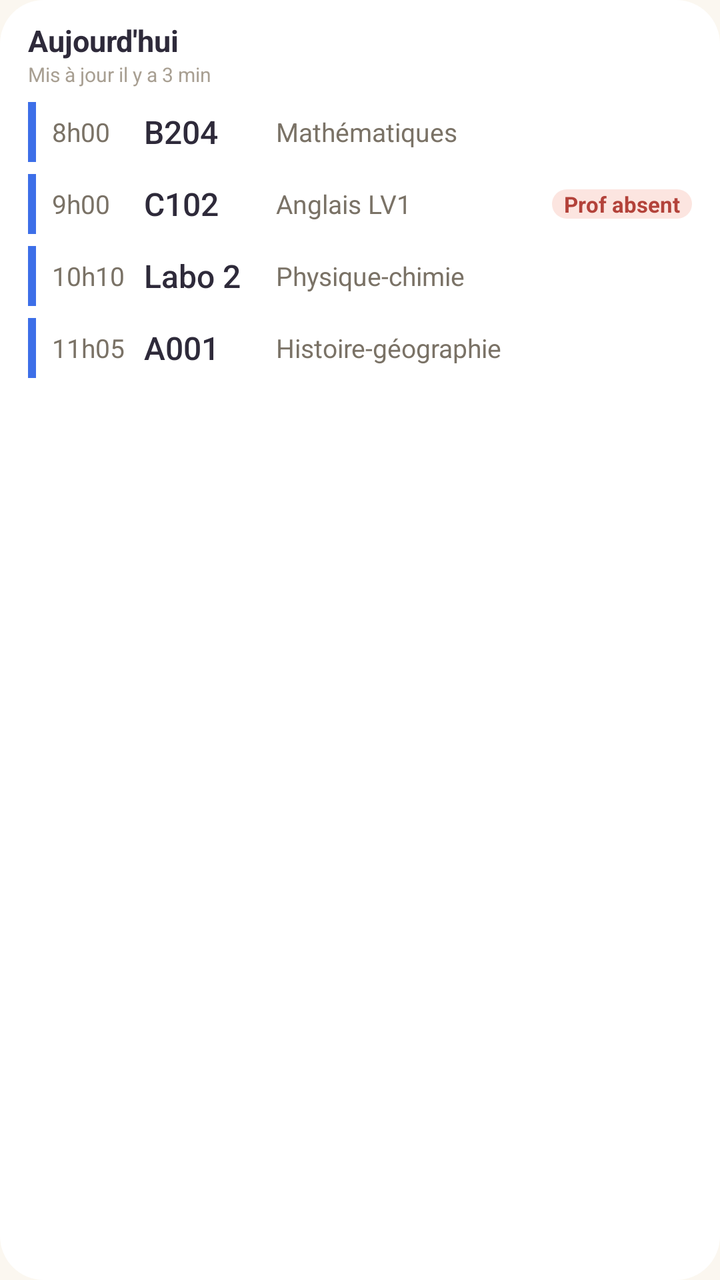
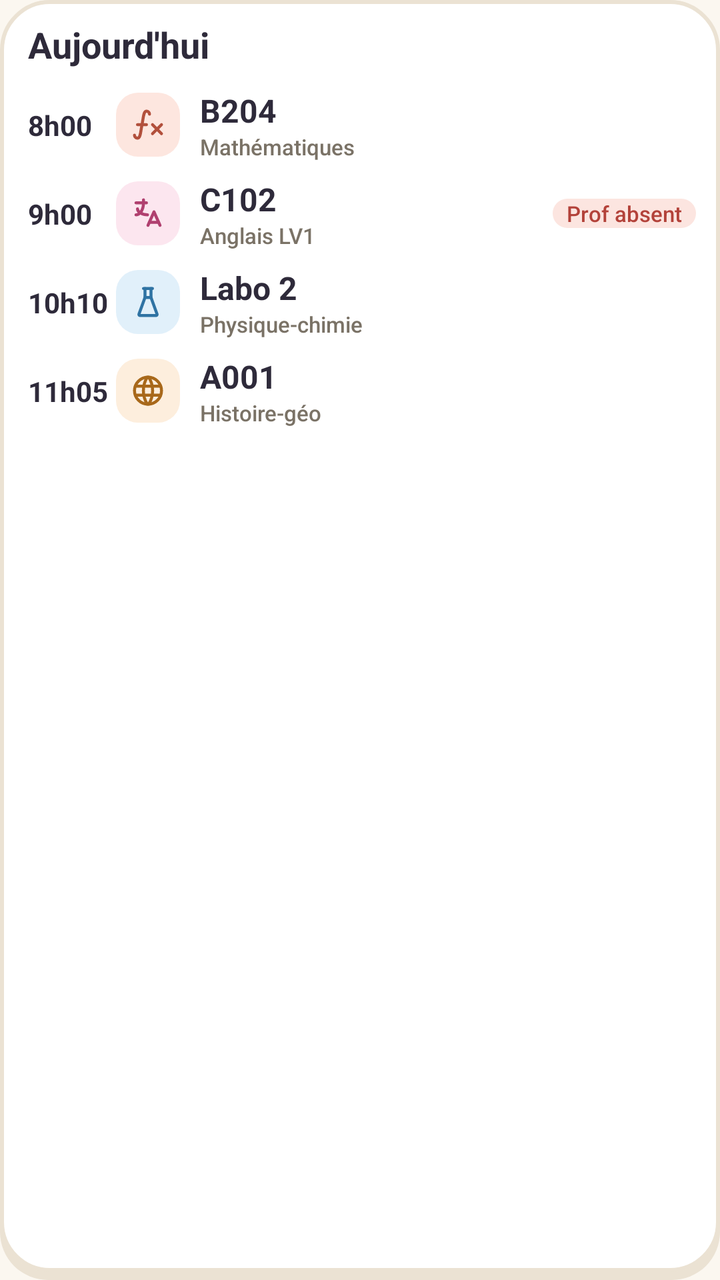

Screens rendered from an Android XML layout before and after an edit, with the pre-edit source and the edit as a unified diff.
<!-- AndroidManifest.xml: application theme AppTheme -->
<!-- res/layout/widget_day_preview.xml -->
<?xml version="1.0" encoding="utf-8"?>
<LinearLayout xmlns:android="http://schemas.android.com/apk/res/android" android:layout_width="match_parent" android:layout_height="match_parent" android:background="@drawable/widget_bg" android:orientation="vertical" android:paddingStart="14dp" android:paddingTop="10dp" android:paddingEnd="14dp" android:paddingBottom="10dp">
    <TextView android:layout_width="wrap_content" android:layout_height="wrap_content" android:text="Aujourd'hui" android:textColor="@color/text" android:textSize="15sp" android:textStyle="bold" />
    <TextView android:layout_width="wrap_content" android:layout_height="wrap_content" android:text="Mis à jour il y a 3 min" android:textColor="@color/text3" android:textSize="10sp" />
    <LinearLayout android:layout_width="match_parent" android:layout_height="wrap_content" android:layout_marginTop="4dp" android:orientation="vertical">
        <LinearLayout android:layout_width="match_parent" android:layout_height="wrap_content" android:gravity="center_vertical" android:orientation="horizontal" android:paddingTop="3dp" android:paddingBottom="3dp">
            <View android:layout_width="4dp" android:layout_height="30dp" android:background="@color/accent" />
            <TextView android:layout_width="46dp" android:layout_height="wrap_content" android:layout_marginStart="8dp" android:text="8h00" android:textColor="@color/text2" android:textSize="13sp" />
            <TextView android:layout_width="wrap_content" android:layout_height="wrap_content" android:minWidth="58dp" android:fontFamily="sans-serif-medium" android:text="B204" android:textColor="@color/text" android:textSize="16sp" />
            <TextView android:layout_width="0dp" android:layout_height="wrap_content" android:layout_marginStart="8dp" android:layout_weight="1" android:maxLines="1" android:text="Mathématiques" android:textColor="@color/text2" android:textSize="13sp" />
        </LinearLayout>
        <LinearLayout android:layout_width="match_parent" android:layout_height="wrap_content" android:gravity="center_vertical" android:orientation="horizontal" android:paddingTop="3dp" android:paddingBottom="3dp">
            <View android:layout_width="4dp" android:layout_height="30dp" android:background="@color/accent" />
            <TextView android:layout_width="46dp" android:layout_height="wrap_content" android:layout_marginStart="8dp" android:text="9h00" android:textColor="@color/text2" android:textSize="13sp" />
            <TextView android:layout_width="wrap_content" android:layout_height="wrap_content" android:minWidth="58dp" android:fontFamily="sans-serif-medium" android:text="C102" android:textColor="@color/text" android:textSize="16sp" />
            <TextView android:layout_width="0dp" android:layout_height="wrap_content" android:layout_marginStart="8dp" android:layout_weight="1" android:maxLines="1" android:text="Anglais LV1" android:textColor="@color/text2" android:textSize="13sp" />
            <TextView android:layout_width="wrap_content" android:layout_height="wrap_content" android:background="@drawable/pill_alert" android:paddingStart="6dp" android:paddingEnd="6dp" android:text="Prof absent" android:textColor="@color/alert" android:textSize="11sp" android:textStyle="bold" />
        </LinearLayout>
        <LinearLayout android:layout_width="match_parent" android:layout_height="wrap_content" android:gravity="center_vertical" android:orientation="horizontal" android:paddingTop="3dp" android:paddingBottom="3dp">
            <View android:layout_width="4dp" android:layout_height="30dp" android:background="@color/accent" />
            <TextView android:layout_width="46dp" android:layout_height="wrap_content" android:layout_marginStart="8dp" android:text="10h10" android:textColor="@color/text2" android:textSize="13sp" />
            <TextView android:layout_width="wrap_content" android:layout_height="wrap_content" android:minWidth="58dp" android:fontFamily="sans-serif-medium" android:text="Labo 2" android:textColor="@color/text" android:textSize="16sp" />
            <TextView android:layout_width="0dp" android:layout_height="wrap_content" android:layout_marginStart="8dp" android:layout_weight="1" android:maxLines="1" android:text="Physique-chimie" android:textColor="@color/text2" android:textSize="13sp" />
        </LinearLayout>
        <LinearLayout android:layout_width="match_parent" android:layout_height="wrap_content" android:gravity="center_vertical" android:orientation="horizontal" android:paddingTop="3dp" android:paddingBottom="3dp">
            <View android:layout_width="4dp" android:layout_height="30dp" android:background="@color/accent" />
            <TextView android:layout_width="46dp" android:layout_height="wrap_content" android:layout_marginStart="8dp" android:text="11h05" android:textColor="@color/text2" android:textSize="13sp" />
            <TextView android:layout_width="wrap_content" android:layout_height="wrap_content" android:minWidth="58dp" android:fontFamily="sans-serif-medium" android:text="A001" android:textColor="@color/text" android:textSize="16sp" />
            <TextView android:layout_width="0dp" android:layout_height="wrap_content" android:layout_marginStart="8dp" android:layout_weight="1" android:maxLines="1" android:text="Histoire-géographie" android:textColor="@color/text2" android:textSize="13sp" />
        </LinearLayout>
    </LinearLayout>
</LinearLayout>
<!-- resources referenced by this layout -->
<resources>
  <color name="text3">#A89F92</color>
  <!-- drawable widget_bg (drawable) -->
  <?xml version="1.0" encoding="utf-8"?>
  <shape xmlns:android="http://schemas.android.com/apk/res/android" android:shape="rectangle">
      <solid android:color="@color/surface" />
      <corners android:radius="@dimen/widget_radius" />
  </shape>
  <dimen name="widget_radius">22dp</dimen>
  <!-- unchanged entries left out for length: 9 -->
</resources>

<!-- the commit's change to res/layout/widget_day_preview.xml (unified diff, before → after) -->
@@ -1,32 +1,80 @@
 <?xml version="1.0" encoding="utf-8"?>
-<LinearLayout xmlns:android="http://schemas.android.com/apk/res/android" android:layout_width="match_parent" android:layout_height="match_parent" android:background="@drawable/widget_bg" android:orientation="vertical" android:paddingStart="14dp" android:paddingTop="10dp" android:paddingEnd="14dp" android:paddingBottom="10dp">
-    <TextView android:layout_width="wrap_content" android:layout_height="wrap_content" android:text="Aujourd'hui" android:textColor="@color/text" android:textSize="15sp" android:textStyle="bold" />
-    <TextView android:layout_width="wrap_content" android:layout_height="wrap_content" android:text="Mis à jour il y a 3 min" android:textColor="@color/text3" android:textSize="10sp" />
-    <LinearLayout android:layout_width="match_parent" android:layout_height="wrap_content" android:layout_marginTop="4dp" android:orientation="vertical">
-        <LinearLayout android:layout_width="match_parent" android:layout_height="wrap_content" android:gravity="center_vertical" android:orientation="horizontal" android:paddingTop="3dp" android:paddingBottom="3dp">
-            <View android:layout_width="4dp" android:layout_height="30dp" android:background="@color/accent" />
-            <TextView android:layout_width="46dp" android:layout_height="wrap_content" android:layout_marginStart="8dp" android:text="8h00" android:textColor="@color/text2" android:textSize="13sp" />
-            <TextView android:layout_width="wrap_content" android:layout_height="wrap_content" android:minWidth="58dp" android:fontFamily="sans-serif-medium" android:text="B204" android:textColor="@color/text" android:textSize="16sp" />
-            <TextView android:layout_width="0dp" android:layout_height="wrap_content" android:layout_marginStart="8dp" android:layout_weight="1" android:maxLines="1" android:text="Mathématiques" android:textColor="@color/text2" android:textSize="13sp" />
+<LinearLayout xmlns:android="http://schemas.android.com/apk/res/android"
+    android:layout_width="match_parent"
+    android:layout_height="match_parent"
+    android:background="@drawable/widget_card"
+    android:orientation="vertical"
+    android:paddingStart="14dp"
+    android:paddingTop="10dp"
+    android:paddingEnd="12dp"
+    android:paddingBottom="14dp">
+
+    <TextView
+        android:layout_width="wrap_content"
+        android:layout_height="wrap_content"
+        android:fontFamily="sans-serif"
+            android:textStyle="bold"
+        android:text="Aujourd\'hui"
+        android:textColor="@color/text"
+        android:textSize="18sp" />
+
+    <LinearLayout
+        android:layout_width="match_parent"
+        android:layout_height="wrap_content"
+        android:layout_marginTop="6dp"
+        android:orientation="vertical">
+        <LinearLayout android:layout_width="match_parent" android:layout_height="wrap_content" android:gravity="center_vertical" android:orientation="horizontal" android:paddingTop="4dp" android:paddingBottom="4dp">
+            <TextView android:layout_width="44dp" android:layout_height="wrap_content" android:fontFamily="sans-serif"
+            android:textStyle="bold" android:text="8h00" android:textColor="@color/text" android:textSize="14sp" />
+            <FrameLayout android:layout_width="32dp" android:layout_height="32dp">
+                <ImageView android:layout_width="match_parent" android:layout_height="match_parent" android:src="@drawable/widget_tile" android:tint="#FDE6DF" />
+                <ImageView android:layout_width="18dp" android:layout_height="18dp" android:layout_gravity="center" android:src="@drawable/ic_maths" android:tint="#B2503C" />
+            </FrameLayout>
+            <LinearLayout android:layout_width="0dp" android:layout_height="wrap_content" android:layout_marginStart="10dp" android:layout_weight="1" android:orientation="vertical">
+                <TextView android:layout_width="wrap_content" android:layout_height="wrap_content" android:fontFamily="sans-serif"
+            android:textStyle="bold" android:text="B204" android:textColor="@color/text" android:textSize="16sp" />
+                <TextView android:layout_width="wrap_content" android:layout_height="wrap_content" android:fontFamily="sans-serif-medium" android:text="Mathématiques" android:textColor="@color/text2" android:textSize="11sp" />
+            </LinearLayout>
         </LinearLayout>
-        <LinearLayout android:layout_width="match_parent" android:layout_height="wrap_content" android:gravity="center_vertical" android:orientation="horizontal" android:paddingTop="3dp" android:paddingBottom="3dp">
-            <View android:layout_width="4dp" android:layout_height="30dp" android:background="@color/accent" />
-            <TextView android:layout_width="46dp" android:layout_height="wrap_content" android:layout_marginStart="8dp" android:text="9h00" android:textColor="@color/text2" android:textSize="13sp" />
-            <TextView android:layout_width="wrap_content" android:layout_height="wrap_content" android:minWidth="58dp" android:fontFamily="sans-serif-medium" android:text="C102" android:textColor="@color/text" android:textSize="16sp" />
-            <TextView android:layout_width="0dp" android:layout_height="wrap_content" android:layout_marginStart="8dp" android:layout_weight="1" android:maxLines="1" android:text="Anglais LV1" android:textColor="@color/text2" android:textSize="13sp" />
-            <TextView android:layout_width="wrap_content" android:layout_height="wrap_content" android:background="@drawable/pill_alert" android:paddingStart="6dp" android:paddingEnd="6dp" android:text="Prof absent" android:textColor="@color/alert" android:textSize="11sp" android:textStyle="bold" />
+        <LinearLayout android:layout_width="match_parent" android:layout_height="wrap_content" android:gravity="center_vertical" android:orientation="horizontal" android:paddingTop="4dp" android:paddingBottom="4dp">
+            <TextView android:layout_width="44dp" android:layout_height="wrap_content" android:fontFamily="sans-serif"
+            android:textStyle="bold" android:text="9h00" android:textColor="@color/text" android:textSize="14sp" />
+            <FrameLayout android:layout_width="32dp" android:layout_height="32dp">
+                <ImageView android:layout_width="match_parent" android:layout_height="match_parent" android:src="@drawable/widget_tile" android:tint="#FCE6EF" />
+                <ImageView android:layout_width="18dp" android:layout_height="18dp" android:layout_gravity="center" android:src="@drawable/ic_language" android:tint="#B0406F" />
+            </FrameLayout>
+            <LinearLayout android:layout_width="0dp" android:layout_height="wrap_content" android:layout_marginStart="10dp" android:layout_weight="1" android:orientation="vertical">
+                <TextView android:layout_width="wrap_content" android:layout_height="wrap_content" android:fontFamily="sans-serif"
+            android:textStyle="bold" android:text="C102" android:textColor="@color/text" android:textSize="16sp" />
+                <TextView android:layout_width="wrap_content" android:layout_height="wrap_content" android:fontFamily="sans-serif-medium" android:text="Anglais LV1" android:textColor="@color/text2" android:textSize="11sp" />
+            </LinearLayout>
+            <TextView android:layout_width="wrap_content" android:layout_height="wrap_content" android:background="@drawable/pill_alert" android:fontFamily="sans-serif-medium" android:paddingStart="7dp" android:paddingEnd="7dp" android:text="Prof absent" android:textColor="@color/alert" android:textSize="11sp" />
         </LinearLayout>
-        <LinearLayout android:layout_width="match_parent" android:layout_height="wrap_content" android:gravity="center_vertical" android:orientation="horizontal" android:paddingTop="3dp" android:paddingBottom="3dp">
-            <View android:layout_width="4dp" android:layout_height="30dp" android:background="@color/accent" />
-            <TextView android:layout_width="46dp" android:layout_height="wrap_content" android:layout_marginStart="8dp" android:text="10h10" android:textColor="@color/text2" android:textSize="13sp" />
-            <TextView android:layout_width="wrap_content" android:layout_height="wrap_content" android:minWidth="58dp" android:fontFamily="sans-serif-medium" android:text="Labo 2" android:textColor="@color/text" android:textSize="16sp" />
-            <TextView android:layout_width="0dp" android:layout_height="wrap_content" android:layout_marginStart="8dp" android:layout_weight="1" android:maxLines="1" android:text="Physique-chimie" android:textColor="@color/text2" android:textSize="13sp" />
+        <LinearLayout android:layout_width="match_parent" android:layout_height="wrap_content" android:gravity="center_vertical" android:orientation="horizontal" android:paddingTop="4dp" android:paddingBottom="4dp">
+            <TextView android:layout_width="44dp" android:layout_height="wrap_content" android:fontFamily="sans-serif"
+            android:textStyle="bold" android:text="10h10" android:textColor="@color/text" android:textSize="14sp" />
+            <FrameLayout android:layout_width="32dp" android:layout_height="32dp">
+                <ImageView android:layout_width="match_parent" android:layout_height="match_parent" android:src="@drawable/widget_tile" android:tint="#E1F0FA" />
+                <ImageView android:layout_width="18dp" android:layout_height="18dp" android:layout_gravity="center" android:src="@drawable/ic_flask" android:tint="#2F73A3" />
+            </FrameLayout>
+            <LinearLayout android:layout_width="0dp" android:layout_height="wrap_content" android:layout_marginStart="10dp" android:layout_weight="1" android:orientation="vertical">
+                <TextView android:layout_width="wrap_content" android:layout_height="wrap_content" android:fontFamily="sans-serif"
+            android:textStyle="bold" android:text="Labo 2" android:textColor="@color/text" android:textSize="16sp" />
+                <TextView android:layout_width="wrap_content" android:layout_height="wrap_content" android:fontFamily="sans-serif-medium" android:text="Physique-chimie" android:textColor="@color/text2" android:textSize="11sp" />
+            </LinearLayout>
         </LinearLayout>
-        <LinearLayout android:layout_width="match_parent" android:layout_height="wrap_content" android:gravity="center_vertical" android:orientation="horizontal" android:paddingTop="3dp" android:paddingBottom="3dp">
-            <View android:layout_width="4dp" android:layout_height="30dp" android:background="@color/accent" />
-            <TextView android:layout_width="46dp" android:layout_height="wrap_content" android:layout_marginStart="8dp" android:text="11h05" android:textColor="@color/text2" android:textSize="13sp" />
-            <TextView android:layout_width="wrap_content" android:layout_height="wrap_content" android:minWidth="58dp" android:fontFamily="sans-serif-medium" android:text="A001" android:textColor="@color/text" android:textSize="16sp" />
-            <TextView android:layout_width="0dp" android:layout_height="wrap_content" android:layout_marginStart="8dp" android:layout_weight="1" android:maxLines="1" android:text="Histoire-géographie" android:textColor="@color/text2" android:textSize="13sp" />
+        <LinearLayout android:layout_width="match_parent" android:layout_height="wrap_content" android:gravity="center_vertical" android:orientation="horizontal" android:paddingTop="4dp" android:paddingBottom="4dp">
+            <TextView android:layout_width="44dp" android:layout_height="wrap_content" android:fontFamily="sans-serif"
+            android:textStyle="bold" android:text="11h05" android:textColor="@color/text" android:textSize="14sp" />
+            <FrameLayout android:layout_width="32dp" android:layout_height="32dp">
+                <ImageView android:layout_width="match_parent" android:layout_height="match_parent" android:src="@drawable/widget_tile" android:tint="#FDEEDD" />
+                <ImageView android:layout_width="18dp" android:layout_height="18dp" android:layout_gravity="center" android:src="@drawable/ic_world" android:tint="#A8681A" />
+            </FrameLayout>
+            <LinearLayout android:layout_width="0dp" android:layout_height="wrap_content" android:layout_marginStart="10dp" android:layout_weight="1" android:orientation="vertical">
+                <TextView android:layout_width="wrap_content" android:layout_height="wrap_content" android:fontFamily="sans-serif"
+            android:textStyle="bold" android:text="A001" android:textColor="@color/text" android:textSize="16sp" />
+                <TextView android:layout_width="wrap_content" android:layout_height="wrap_content" android:fontFamily="sans-serif-medium" android:text="Histoire-géo" android:textColor="@color/text2" android:textSize="11sp" />
+            </LinearLayout>
         </LinearLayout>
     </LinearLayout>
 </LinearLayout>
<!-- resource entries referenced after the edit -->
@@ -1,13 +1,58 @@
 <!-- resources referenced by this layout -->
 <resources>
-  <color name="text3">#A89F92</color>
-  <!-- drawable widget_bg (drawable) -->
+  <!-- drawable ic_flask (drawable) -->
+  <vector xmlns:android="http://schemas.android.com/apk/res/android" android:width="24dp" android:height="24dp" android:viewportWidth="24" android:viewportHeight="24">
+      <path android:pathData="M9 3l6 0" android:strokeColor="#FFFFFFFF" android:strokeWidth="2" android:strokeLineCap="round" android:strokeLineJoin="round" android:fillColor="#00000000" />
+      <path android:pathData="M10 9l4 0" android:strokeColor="#FFFFFFFF" android:strokeWidth="2" android:strokeLineCap="round" android:strokeLineJoin="round" android:fillColor="#00000000" />
+      <path android:pathData="M10 3v6l-4 11a.7 .7 0 0 0 .5 1h11a.7 .7 0 0 0 .5 -1l-4 -11v-6" android:strokeColor="#FFFFFFFF" android:strokeWidth="2" android:strokeLineCap="round" android:strokeLineJoin="round" android:fillColor="#00000000" />
+  </vector>
+  <!-- drawable ic_language (drawable) -->
+  <vector xmlns:android="http://schemas.android.com/apk/res/android" android:width="24dp" android:height="24dp" android:viewportWidth="24" android:viewportHeight="24">
+      <path android:pathData="M4 5h7" android:strokeColor="#FFFFFFFF" android:strokeWidth="2" android:strokeLineCap="round" android:strokeLineJoin="round" android:fillColor="#00000000" />
+      <path android:pathData="M9 3v2c0 4.418 -2.239 8 -5 8" android:strokeColor="#FFFFFFFF" android:strokeWidth="2" android:strokeLineCap="round" android:strokeLineJoin="round" android:fillColor="#00000000" />
+      <path android:pathData="M5 9c0 2.144 2.952 3.908 6.7 4" android:strokeColor="#FFFFFFFF" android:strokeWidth="2" android:strokeLineCap="round" android:strokeLineJoin="round" android:fillColor="#00000000" />
+      <path android:pathData="M12 20l4 -9l4 9" android:strokeColor="#FFFFFFFF" android:strokeWidth="2" android:strokeLineCap="round" android:strokeLineJoin="round" android:fillColor="#00000000" />
+      <path android:pathData="M19.1 18h-6.2" android:strokeColor="#FFFFFFFF" android:strokeWidth="2" android:strokeLineCap="round" android:strokeLineJoin="round" android:fillColor="#00000000" />
+  </vector>
+  <!-- drawable ic_maths (drawable) -->
+  <vector xmlns:android="http://schemas.android.com/apk/res/android" android:width="24dp" android:height="24dp" android:viewportWidth="24" android:viewportHeight="24">
+      <path android:pathData="M3 19a2 2 0 0 0 2 2c2 0 2 -4 3 -9s1 -9 3 -9a2 2 0 0 1 2 2" android:strokeColor="#FFFFFFFF" android:strokeWidth="2" android:strokeLineCap="round" android:strokeLineJoin="round" android:fillColor="#00000000" />
+      <path android:pathData="M5 12h6" android:strokeColor="#FFFFFFFF" android:strokeWidth="2" android:strokeLineCap="round" android:strokeLineJoin="round" android:fillColor="#00000000" />
+      <path android:pathData="M15 12l6 6" android:strokeColor="#FFFFFFFF" android:strokeWidth="2" android:strokeLineCap="round" android:strokeLineJoin="round" android:fillColor="#00000000" />
+      <path android:pathData="M15 18l6 -6" android:strokeColor="#FFFFFFFF" android:strokeWidth="2" android:strokeLineCap="round" android:strokeLineJoin="round" android:fillColor="#00000000" />
+  </vector>
+  <!-- drawable ic_world (drawable) -->
+  <vector xmlns:android="http://schemas.android.com/apk/res/android" android:width="24dp" android:height="24dp" android:viewportWidth="24" android:viewportHeight="24">
+      <path android:pathData="M3 12a9 9 0 1 0 18 0a9 9 0 0 0 -18 0" android:strokeColor="#FFFFFFFF" android:strokeWidth="2" android:strokeLineCap="round" android:strokeLineJoin="round" android:fillColor="#00000000" />
+      <path android:pathData="M3.6 9h16.8" android:strokeColor="#FFFFFFFF" android:strokeWidth="2" android:strokeLineCap="round" android:strokeLineJoin="round" android:fillColor="#00000000" />
+      <path android:pathData="M3.6 15h16.8" android:strokeColor="#FFFFFFFF" android:strokeWidth="2" android:strokeLineCap="round" android:strokeLineJoin="round" android:fillColor="#00000000" />
+      <path android:pathData="M11.5 3a17 17 0 0 0 0 18" android:strokeColor="#FFFFFFFF" android:strokeWidth="2" android:strokeLineCap="round" android:strokeLineJoin="round" android:fillColor="#00000000" />
+      <path android:pathData="M12.5 3a17 17 0 0 1 0 18" android:strokeColor="#FFFFFFFF" android:strokeWidth="2" android:strokeLineCap="round" android:strokeLineJoin="round" android:fillColor="#00000000" />
+  </vector>
+  <!-- drawable widget_card (drawable) -->
+  <?xml version="1.0" encoding="utf-8"?>
+  <layer-list xmlns:android="http://schemas.android.com/apk/res/android">
+      <item android:top="4dp">
+          <shape android:shape="rectangle">
+              <solid android:color="@color/edge" />
+              <corners android:radius="24dp" />
+          </shape>
+      </item>
+      <item android:bottom="4dp">
+          <shape android:shape="rectangle">
+              <solid android:color="@color/surface" />
+              <stroke android:width="2dp" android:color="@color/edge" />
+              <corners android:radius="24dp" />
+          </shape>
+      </item>
+  </layer-list>
+  <!-- drawable widget_tile (drawable) -->
   <?xml version="1.0" encoding="utf-8"?>
   <shape xmlns:android="http://schemas.android.com/apk/res/android" android:shape="rectangle">
-      <solid android:color="@color/surface" />
-      <corners android:radius="@dimen/widget_radius" />
+      <solid android:color="#FFFFFFFF" />
+      <corners android:radius="11dp" />
   </shape>
-  <dimen name="widget_radius">22dp</dimen>
+  <color name="edge">#EBE2D3</color>
   <!-- unchanged entries left out for length: 9 -->
 </resources>
 
